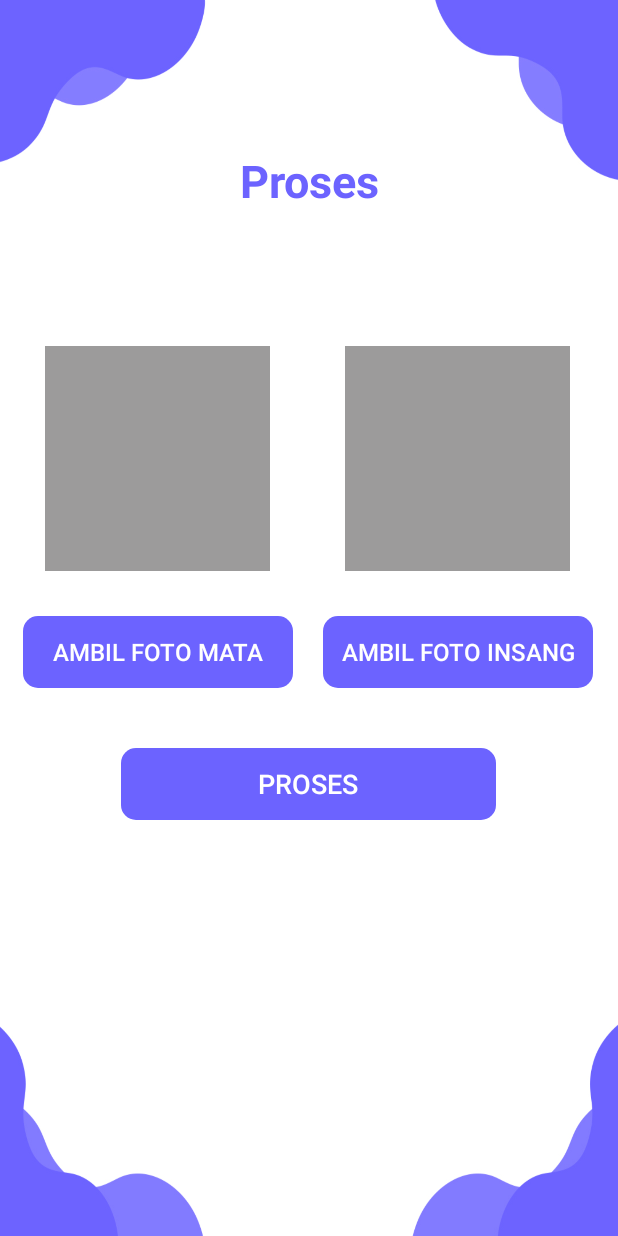
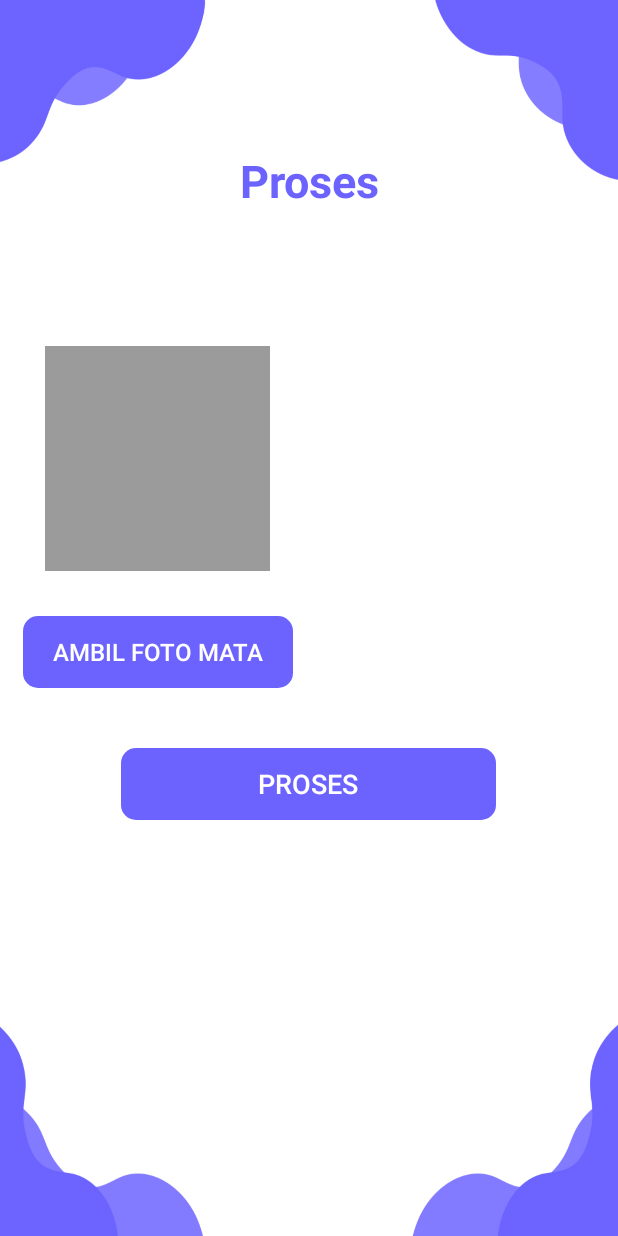
Before and after one commit to Royachmad/IkanSegar, an Android app: the proses screen opened directly, with no data from a screen before it, after a tap on "PROSES", on a phone screen of 412 x 824 dp. Run offline under Robolectric (Android 15) with nearby library versions, the phone set to English and light mode, and no system bars.

Commit message:
Hapus Satu

```diff
--- a/app/src/main/java/com/example/ikanlaut/proses.java
+++ b/app/src/main/java/com/example/ikanlaut/proses.java
@@ -20,13 +20,12 @@ import java.io.IOException;
 
 public class proses extends AppCompatActivity {
 
-    Button btnAmbilFotoInsang, btnAmbilFotoMata, btnProses;
-    ImageView imvGambarInsang, imvGambarMata;
+    Button btnAmbilFotoMata, btnProses;
+    ImageView imvGambarMata;
     static final int REQUEST_IMAGE_CAPTURE = 1;
-    int flag = 0, cekMata = 0, cekInsang = 0;
-    Bitmap fotoInsang, fotoMata;
+    int flag = 0, cekMata = 0;
+    Bitmap fotoMata;
     final int PIC_CROP = 2;
-    private Uri picUriFotoMata;
 
 
     @Override
@@ -35,10 +34,8 @@ public class proses extends AppCompatActivity {
         setContentView(R.layout.activity_proses);
 
         btnAmbilFotoMata = findViewById(R.id.btnAmbilFotoMata);
-        btnAmbilFotoInsang = findViewById(R.id.btnAmbilFotoInsang);
         btnProses = findViewById(R.id.btnProsesFoto);
         imvGambarMata = findViewById(R.id.imvFotoMata);
-        imvGambarInsang =findViewById(R.id.imvFotoInsang);
 
         btnAmbilFotoMata.setOnClickListener(new View.OnClickListener() {
             @Override
@@ -51,36 +48,16 @@ public class proses extends AppCompatActivity {
             }
         });
 
-        btnAmbilFotoInsang.setOnClickListener(new View.OnClickListener() {
-            @Override
-            public void onClick(View view) {
-                flag = 2;
-                Intent takePictureIntent = new Intent(MediaStore.ACTION_IMAGE_CAPTURE);
-                if (takePictureIntent.resolveActivity(getPackageManager()) != null) {
-                    startActivityForResult(takePictureIntent, REQUEST_IMAGE_CAPTURE);
-                }
-            }
-        });
-
         btnProses.setOnClickListener(new View.OnClickListener() {
             @Override
             public void onClick(View view) {
-                if(cekInsang == 1 && cekMata == 1){
-//                 Toast.makeText(getApplicationContext(), "Sudah Semua.", Toast.LENGTH_SHORT).show();
+                if(cekMata == 1){
                     Intent intent = new Intent(getApplicationContext(), CloudActivity.class);
                     ByteArrayOutputStream bs1 = new ByteArrayOutputStream();
                     fotoMata.compress(Bitmap.CompressFormat.PNG, 100, bs1);
                     intent.putExtra("Foto Mata", bs1.toByteArray());
 
-                    ByteArrayOutputStream bs2 = new ByteArrayOutputStream();
-                    fotoInsang.compress(Bitmap.CompressFormat.PNG, 100, bs2);
-                    intent.putExtra("Foto Insang", bs2.toByteArray());
-
                     startActivity(intent);
-                }else if(cekInsang == 0 && cekMata == 0){
-                    Toast.makeText(getApplicationContext(), "Foto Insang dan Mata Belum Ada.", Toast.LENGTH_SHORT).show();
-                }else if(cekInsang == 0){
-                    Toast.makeText(getApplicationContext(), "Foto Insang Belum Ada.", Toast.LENGTH_SHORT).show();
                 }else if(cekMata == 0){
                     Toast.makeText(getApplicationContext(), "Foto Mata Belum Ada.", Toast.LENGTH_SHORT).show();
                 }
@@ -90,32 +67,6 @@ public class proses extends AppCompatActivity {
 
     public void onActivityResult(int requestCode, int resultCode, Intent data) {
         super.onActivityResult(requestCode, resultCode, data);
-
-//        if (flag == 1) {
-//            if (requestCode == REQUEST_IMAGE_CAPTURE && resultCode == RESULT_OK) {
-//                Bundle extras = data.getExtras();
-//                final Bitmap imageBitmap = (Bitmap) extras.get("data");
-//                Uri imageuri = getImageUri(getApplicationContext(),imageBitmap);
-////                Toast.makeText(getApplicationContext(), imageuri.toString(),Toast.LENGTH_LONG).show();
-//                performCrop(imageuri, flag);
-////                Bundle extras = data.getExtras();
-////                final Bitmap imageBitmap = (Bitmap) extras.get("data");
-////                imvGambarMata.setImageBitmap(imageBitmap);
-////                fotoMata = imageBitmap;
-////                cekMata = 1;
-//        }else if(requestCode == PIC_CROP){
-//                Bundle extras = data.getExtras();
-//                Bitmap thePic = extras.getParcelable("data");
-//                Uri imageuri = getImageUri(getApplicationContext(), thePic);
-////                Toast.makeText(getApplicationContext(), imageuri.toString(),Toast.LENGTH_LONG).show();
-//                Log.e("Log Sekarang URl :", imageuri.toString());
-////                imvGambarMata.setImageBitmap(thePic);
-//            }
-//        }else if(flag == 2){
-//            if (requestCode == REQUEST_IMAGE_CAPTURE && resultCode == RESULT_OK) {
-//
-//            }
-//        }
 
         if (requestCode == REQUEST_IMAGE_CAPTURE && resultCode == RESULT_OK) {
             Bundle extras = data.getExtras();
@@ -129,12 +80,6 @@ public class proses extends AppCompatActivity {
                 imvGambarMata.setImageBitmap(thePic);
                 fotoMata = thePic;
                 cekMata = 1;
-                flag = 0;
-            }
-            else if(flag == 2){
-                imvGambarInsang.setImageBitmap(thePic);
-                fotoInsang = thePic;
-                cekInsang = 1;
                 flag = 0;
             }
         };
--- a/app/src/main/res/layout/activity_proses.xml
+++ b/app/src/main/res/layout/activity_proses.xml
@@ -50,33 +50,6 @@
                 android:layout_gravity="center"/>
 
         </LinearLayout>
-
-        <LinearLayout
-            android:layout_width="wrap_content"
-            android:layout_height="wrap_content"
-            android:orientation="vertical"
-            android:padding="10dp">
-
-            <ImageView
-                android:id="@+id/imvFotoInsang"
-                android:layout_width="150dp"
-                android:layout_height="150dp"
-                android:background="#9C9B9B"
-                android:layout_gravity="center"/>
-
-            <Button
-                android:id="@+id/btnAmbilFotoInsang"
-                android:layout_width="180dp"
-                android:layout_height="wrap_content"
-                android:layout_marginTop="30dp"
-                android:background="@drawable/example_one"
-                android:text="Ambil FOTO INSANG"
-                android:textColor="@color/putih"
-                android:textSize="16sp"
-                android:layout_gravity="center"/>
-
-        </LinearLayout>
-
     </LinearLayout>
 
     <Button
```
Also changed, not shown: app/src/main/java/com/example/ikanlaut/CloudActivity.java (+1 -9 lines), app/src/main/java/com/example/ikanlaut/HasilActivity.java (+2 -7 lines), app/src/main/res/layout/activity_cloud.xml (+0 -8 lines), app/src/main/res/layout/activity_hasil.xml (+0 -23 lines).
